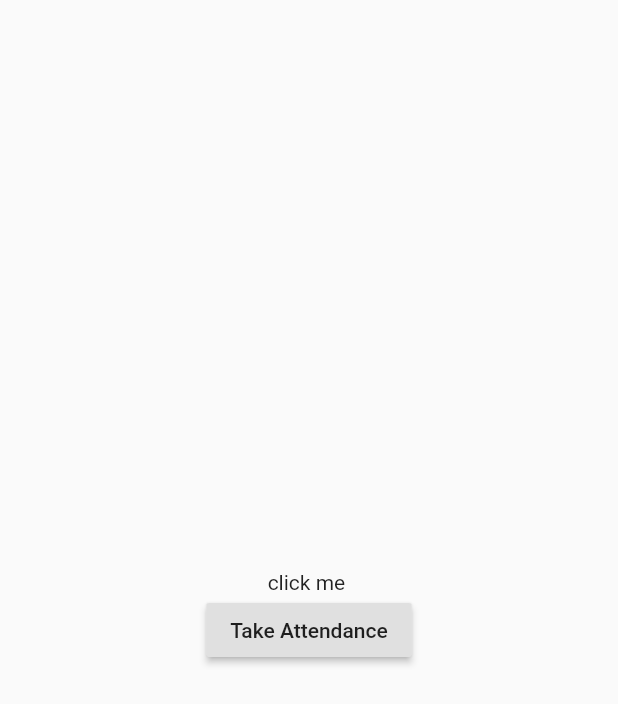
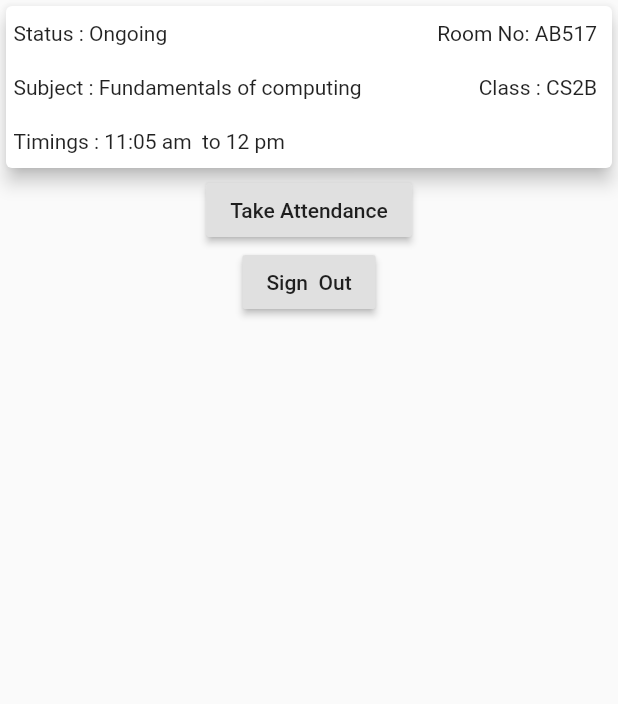
Before and after one commit to aakash9518/MSRIT-Faculty-Portal, a Flutter app: the Home screen opened directly, on a phone screen of 412 x 824 dp. Shown: the top 704 px of the screen. Run offline on Flutter 3.47's test engine with Material 2 defaults, Android fonts, the phone set to English and light mode, and no system bars; our stand-ins replace firebase_auth, firebase_database, google_sign_in; accounts and stored records are empty.

```diff
--- a/lib/Components/curClass.dart
+++ b/lib/Components/curClass.dart
@@ -0,0 +1,61 @@
+import 'package:flutter/material.dart';
+
+class CurClass extends StatefulWidget{
+
+  CurClassState createState()=> CurClassState();
+}
+
+class CurClassState extends State<CurClass>{
+  String status="Ongoing";
+  String room = "AB517";
+  String subject = "Fundamentals of computing ";
+  String classCode = "CS2B";
+  String timings = "11:05 am  to 12 pm";
+  @override
+  Widget build(BuildContext context) {
+
+    return Card(
+      key:Key("1"),
+      elevation: 5,
+      child: Column(
+          children: <Widget>[
+            Row(
+              mainAxisAlignment: MainAxisAlignment.spaceBetween,
+              children: <Widget>[
+                Padding(
+                  child: Text('Status : '+status),
+                  padding: EdgeInsets.fromLTRB(5, 10, 10, 10),),
+                Padding(
+                  child: Text('Room No: '+room),
+                  padding: EdgeInsets.fromLTRB(5, 10, 10, 10),),
+                ],
+              ),
+            Row(
+              mainAxisAlignment: MainAxisAlignment.spaceBetween,
+              children: <Widget>[
+                Expanded(
+                  child:Padding(
+                    child: Text('Subject : '+subject),
+                    padding: EdgeInsets.fromLTRB(5, 10, 10, 10),),),
+                Padding(
+                    child: Text('Class : '+classCode),
+                    padding: EdgeInsets.fromLTRB(5, 10, 10, 10),)
+                ],
+              ),
+            Row(
+              mainAxisAlignment: MainAxisAlignment.spaceBetween,
+              children: <Widget>[
+                Padding(
+                  child: Text('Timings : '+timings),
+                  padding: EdgeInsets.fromLTRB(5, 10, 10, 10),),
+                // Padding(
+                //   child: Text('Status'),
+                //   padding: EdgeInsets.fromLTRB(5, 10, 10, 10),),
+                ],
+              ),
+            ]
+          )
+      );
+  }
+
+}
--- /dev/null
+++ b/lib/dashboard.dart
@@ -0,0 +1,34 @@
+import 'package:flutter/material.dart';
+import 'home.dart';
+import 'timeTable.dart';
+class Dashboard extends StatelessWidget{
+
+
+  @override
+  Widget build(BuildContext context) {
+    return MaterialApp(
+      title:'hello world',
+
+      home: DefaultTabController(
+        length: 2,
+        child: Scaffold(
+          appBar: AppBar(
+            title:Text("MSRIT Faculty Portal"),
+            bottom: TabBar(
+              tabs: <Widget>[
+                Tab(child: Text("Home"),),
+                Tab(child: Text("TimeTable"),)
+                ],
+              ),
+            ),
+          body: TabBarView(
+            children: <Widget>[
+              Tab(child: Home(),),
+              Tab(child: TimeTable(),)
+            ],
+          ),
+        )
+      )
+    );
+  }
+}
--- a/lib/home.dart
+++ b/lib/home.dart
@@ -2,11 +2,11 @@ import 'package:flutter/material.dart';
 import 'package:firebase_auth/firebase_auth.dart';
 import 'package:google_sign_in/google_sign_in.dart';
 import 'login.dart';
+import './Components/curClass.dart';
 import 'package:firebase_database/firebase_database.dart';
 
 class Home extends StatefulWidget{
     Home();
-  String title;
   HomeState createState()=> HomeState();
 }
 
@@ -68,14 +68,17 @@ FirebaseUser user ;
         //   ],),
         body : Center(
           child:Column(
-            mainAxisAlignment: MainAxisAlignment.center,
             crossAxisAlignment: CrossAxisAlignment.center,
             children: <Widget>[
-              Text('click me ' + (this.user?.displayName ?? "here")),
+              CurClass(),
+              // Text('click me ' + (this.user?.displayName ?? "here")),
               RaisedButton(
                 child: Text("Take Attendance"),
-                onPressed: pressMe)],
-                )
+                onPressed: pressMe),
+              RaisedButton(
+                onPressed: signOut,
+                child: Text('Sign  Out'),)],
+          )
         )
       ) ;
     }
--- a/lib/login.dart
+++ b/lib/login.dart
@@ -1,7 +1,7 @@
 import 'package:flutter/material.dart';
 import 'package:firebase_auth/firebase_auth.dart';
 import 'package:google_sign_in/google_sign_in.dart';
-import 'home.dart';
+import 'dashboard.dart';
 import 'package:firebase_database/firebase_database.dart';
 
 
@@ -21,7 +21,7 @@ class LoginState extends State<Login> {
 
       if(user!=null){
         print('already logged in as '+user.displayName);
-        Navigator.pushReplacement(context, MaterialPageRoute(builder: (context)=>Home() ));
+        Navigator.pushReplacement(context, MaterialPageRoute(builder: (context)=>Dashboard() ));
       }
     });
   }
@@ -42,7 +42,7 @@ class LoginState extends State<Login> {
       final FirebaseUser user = authResult.user;
 
       print('signed in as '+user.displayName);
-        Navigator.pushReplacement(context, MaterialPageRoute(builder: (context)=>Home() ));
+        Navigator.pushReplacement(context, MaterialPageRoute(builder: (context)=>Dashboard() ));
 
 
       var ref  = FirebaseDatabase.instance.reference().child('users').push();
--- a/lib/main.dart
+++ b/lib/main.dart
@@ -1,36 +1,12 @@
 import 'package:flutter/material.dart';
-import './home.dart';
-import './timeTable.dart';
+import 'dashboard.dart';
 void main() => runApp(MyApp());
 
 class MyApp extends StatelessWidget{
   @override
   Widget build(BuildContext context) {
 
-    return MaterialApp(
-      title:'hello world',
-
-      home: DefaultTabController(
-        length: 2,
-        child: Scaffold(
-          appBar: AppBar(
-            title:Text("MSRIT Faculty Portal"),
-            bottom: TabBar(
-              tabs: <Widget>[
-                Tab(child: Text("Home"),),
-                Tab(child: Text("TimeTable"),)
-                ],
-              ),
-            ),
-          body: TabBarView(
-            children: <Widget>[
-              Tab(child: Home(),),
-              Tab(child: TimeTable(),)
-            ],
-          ),
-        )
-      )
-    );
+    return Dashboard();
   }
 
 }
--- a/lib/timeTable.dart
+++ b/lib/timeTable.dart
@@ -10,7 +10,8 @@ class TimeTableState extends State<TimeTable>{
   @override
   Widget build(BuildContext context) {
 
-    return Scaffold(body: Center(child: Text("hi this is time table"),),);
+    return Scaffold(
+      body: Center(child: Text("hi this is time table"),),);
 
   }
 
```
Also changed, not shown: lib/attendance.dart (added).
